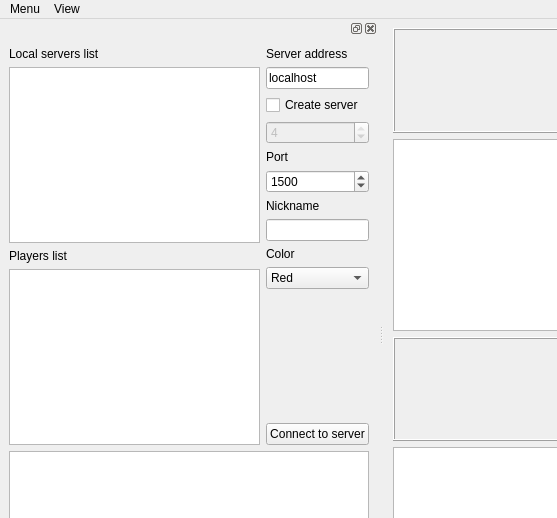
This is racingForm.ui in Anna-Sent/qblokus2 as Qt 5 draws it before an edit; both pictures show x 0 to 557 and y 0 to 518 of the 1182 by 670 pixel window. The edited form follows.
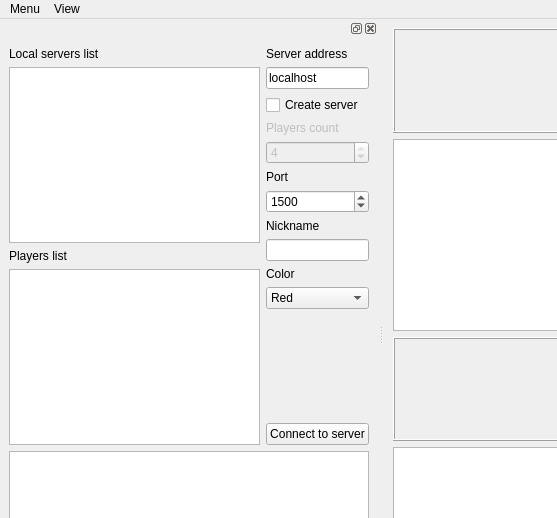
This is the edited form.

Commit message: many changes in client-server interconnection

What changed in the file:
```diff
--- a/racingForm.ui
+++ b/racingForm.ui
@@ -170,24 +170,24 @@
         <layout class="QGridLayout" name="gridLayout_6">
          <item row="4" column="0">
           <layout class="QGridLayout" name="gridLayout_8">
-           <item row="4" column="0">
+           <item row="5" column="0">
             <widget class="QLabel" name="lPort">
              <property name="text">
               <string>Port</string>
              </property>
             </widget>
            </item>
-           <item row="7" column="0">
+           <item row="8" column="0">
             <widget class="QLabel" name="lNickname">
              <property name="text">
               <string>Nickname</string>
              </property>
             </widget>
            </item>
-           <item row="8" column="0">
+           <item row="9" column="0">
             <widget class="QLineEdit" name="leNickname"/>
            </item>
-           <item row="5" column="0">
+           <item row="6" column="0">
             <widget class="QSpinBox" name="sbPort">
              <property name="minimum">
               <number>1024</number>
@@ -221,8 +221,8 @@
              </property>
             </widget>
            </item>
-           <item row="3" column="0">
-            <widget class="QSpinBox" name="sbClientsCount">
+           <item row="4" column="0">
+            <widget class="QSpinBox" name="sbPlayersCount">
              <property name="enabled">
               <bool>false</bool>
              </property>
@@ -237,7 +237,7 @@
              </property>
             </widget>
            </item>
-           <item row="11" column="0">
+           <item row="12" column="0">
             <spacer name="verticalSpacer">
              <property name="orientation">
               <enum>Qt::Vertical</enum>
@@ -257,7 +257,7 @@
              </property>
             </widget>
            </item>
-           <item row="10" column="0">
+           <item row="11" column="0">
             <widget class="QComboBox" name="cbColor">
              <item>
               <property name="text">
@@ -281,13 +281,23 @@
              </item>
             </widget>
            </item>
-           <item row="9" column="0">
+           <item row="10" column="0">
             <widget class="QLabel" name="lColor">
              <property name="text">
               <string>Color</string>
              </property>
             </widget>
            </item>
+           <item row="3" column="0">
+            <widget class="QLabel" name="lPlayersCount">
+             <property name="enabled">
+              <bool>false</bool>
+             </property>
+             <property name="text">
+              <string>Players count</string>
+             </property>
+            </widget>
+           </item>
           </layout>
          </item>
         </layout>
```
Left out of the diff: 36 changed lines with no effect on the pictures. The commit also changes 8 other files.
